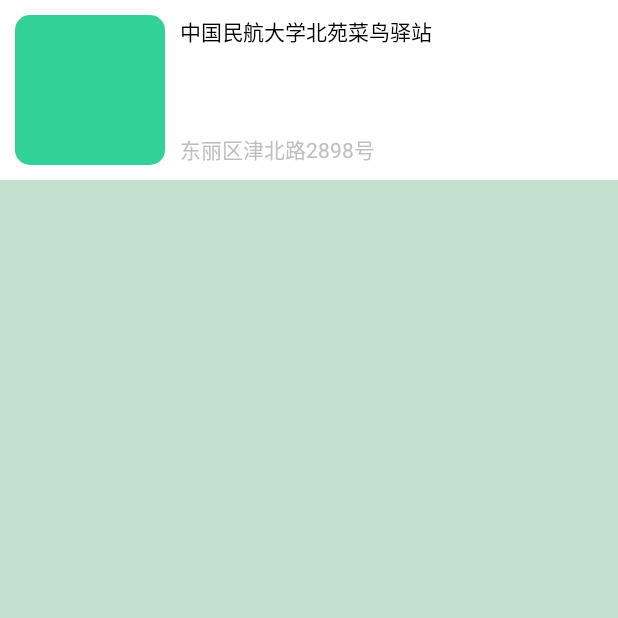
After one commit to Mag1skY/recliam_app, an Android app: the fragment Destination shown on its own in the app's theme, on a phone screen of 412 x 824 dp, the top half of it. The commit adds this screen. Run offline under Robolectric (Android 15) with nearby library versions, the phone set to English and light mode, and no system bars; our stand-ins replace CircleImageView; libraries missing offline, so code that uses them is left out: com.amap.api.

Commit message:
定位至驿站

```diff
--- a/app/src/main/java/com/wythe/mall/activity/RedPacketActivity.java
+++ b/app/src/main/java/com/wythe/mall/activity/RedPacketActivity.java
@@ -1,16 +1,13 @@
 package com.wythe.mall.activity;
 
-import android.graphics.Color;
 import android.os.Bundle;
 //import android.support.v4.app.Fragment;
 //import android.support.v4.app.FragmentActivity;
 //import android.support.v4.app.FragmentPagerAdapter;
 //import android.support.v4.view.ViewPager;
 //import android.support.v7.app.AppCompatActivity;
-import android.util.Log;
 import android.view.View;
 import android.widget.TextView;
-import android.widget.Toast;
 
 //import com.wythe.mall.R;
 import androidx.fragment.app.Fragment;
@@ -21,7 +18,6 @@ import androidx.viewpager.widget.ViewPager;
 import com.wythe.mall.ui.RedPacketNotUsedFragment;
 import com.wythe.mall.ui.RedPacketOutDateFragment;
 import com.wythe.mall.ui.RedPacketUsedFragment;
-import com.wythe.mall.ui.TabCFm;
 import com.wythe.mall.view.Indicator;
 
 import net.micode.wcnm.R;
--- /dev/null
+++ b/app/src/main/java/com/wythe/mall/ui/Destination.java
@@ -0,0 +1,40 @@
+package com.wythe.mall.ui;
+
+import android.content.Intent;
+import android.os.Bundle;
+import android.view.LayoutInflater;
+import android.view.View;
+import android.view.ViewGroup;
+import android.widget.LinearLayout;
+
+import androidx.fragment.app.Fragment;
+
+import com.amap.api.maps.MapsInitializer;
+import com.amap.api.services.core.LatLonPoint;
+
+import net.micode.wcnm.R;
+
+public class Destination extends Fragment {
+
+    private View view;
+    private LinearLayout linearLayout;
+    @Override
+    public View onCreateView(LayoutInflater inflater, ViewGroup container, Bundle savedInstanceState) {
+        view=inflater.inflate(R.layout.totaldest, container, false);
+
+        //初始化
+        {
+            linearLayout=view.findViewById(R.id.dest_button);
+            linearLayout.setOnClickListener(new View.OnClickListener() {
+                @Override
+                public void onClick(View v) {
+
+                }
+            });
+        }
+
+
+        return view;
+    }
+
+}
--- /dev/null
+++ b/app/src/main/res/layout/totaldest.xml
@@ -0,0 +1,48 @@
+<?xml version="1.0" encoding="utf-8"?>
+<LinearLayout xmlns:android="http://schemas.android.com/apk/res/android"
+    android:layout_width="match_parent"
+    android:layout_height="match_parent"
+    android:orientation="vertical"
+    android:background="#C4E1d0">
+
+    <LinearLayout
+        android:id="@+id/dest_button"
+        android:orientation="horizontal" android:layout_width="match_parent"
+        android:layout_height="120dp" android:background="@color/white"
+        android:paddingLeft="10dp" android:paddingRight="10dp"
+        android:paddingTop="10dp" android:paddingBottom="10dp">
+        <ImageView
+            android:layout_width="100dp"
+            android:layout_height="100dp"
+            android:id="@+id/list_item_image"
+            android:src="@drawable/home_score"/>
+        <RelativeLayout
+            android:layout_width="match_parent"
+            android:layout_height="wrap_content"
+            android:layout_marginLeft="10dp">
+            <TextView
+                android:layout_width="match_parent"
+                android:layout_height="wrap_content"
+                android:id="@+id/list_item_title"
+                android:textColor="@color/black"
+                android:text="中国民航大学北苑菜鸟驿站"/>
+
+            <LinearLayout
+                android:layout_width="match_parent"
+                android:layout_height="wrap_content"
+                android:id="@+id/list_item_info_container"
+                android:layout_alignParentBottom="true"
+                android:orientation="horizontal">
+                <TextView
+                    android:layout_width="match_parent"
+                    android:id="@+id/list_item_info"
+                    android:layout_height="wrap_content"
+                    android:text="东丽区津北路2898号"/>
+            </LinearLayout>
+
+        </RelativeLayout>
+    </LinearLayout>
+
+
+
+</LinearLayout>
```
Also changed, not shown: app/src/main/java/com/wythe/mall/activity/MainActivity.java (+2 -19 lines), app/src/main/java/com/wythe/mall/activity/ProductDetailActivity.java (+3 -6 lines), app/src/main/java/com/wythe/mall/ui/ShowMap.java (renamed from app/src/main/java/com/wythe/mall/ui/TabCFm.java, +24 -17 lines), app/src/main/res/layout/showdes.xml (added, +37 -0 lines), app/src/main/res/layout/map.xml (renamed from app/src/main/res/layout/tab_c.xml).
